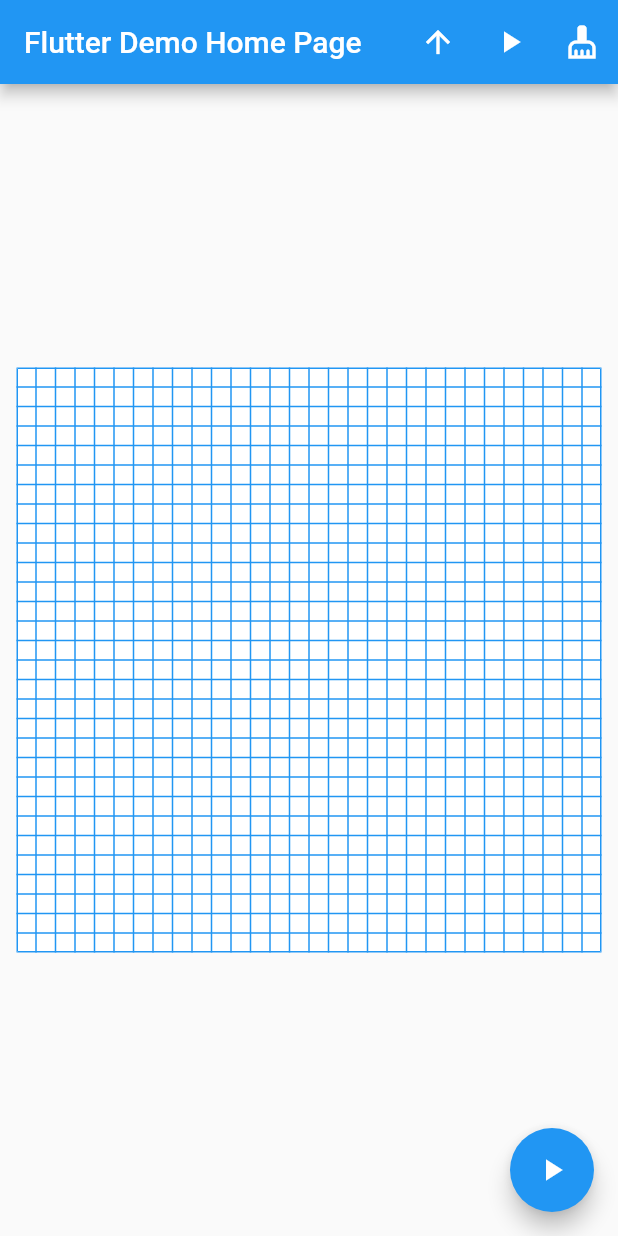
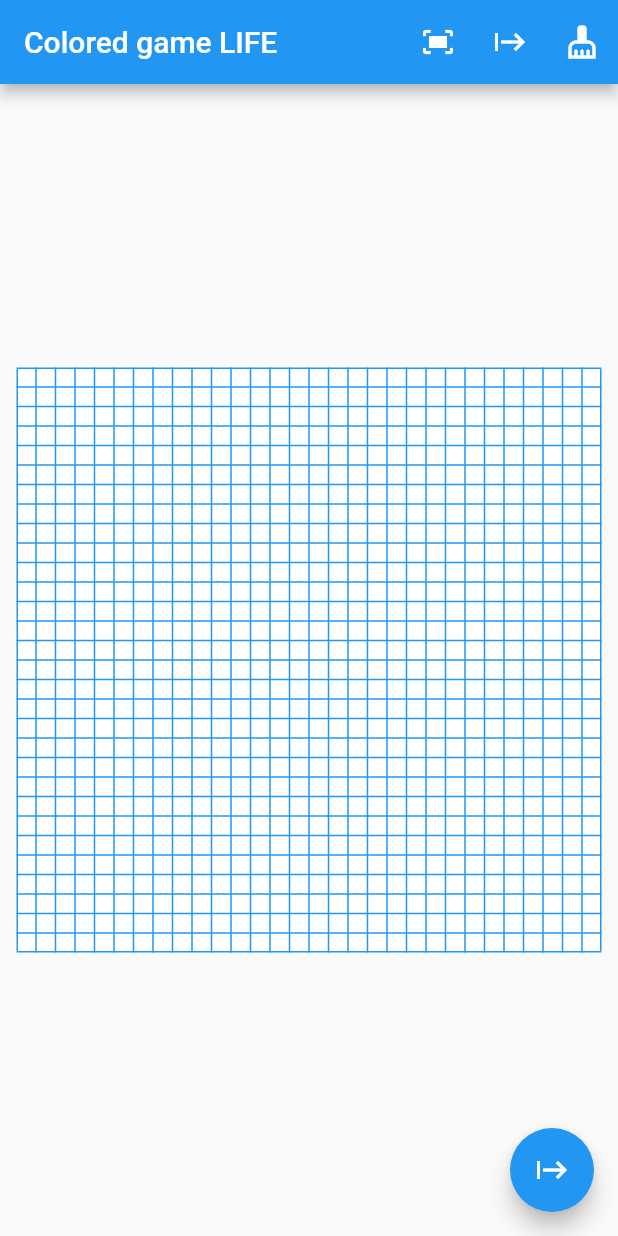
Before and after one commit to Anton4245/ColoredLifeGame, a Flutter app: the screen it shows after launch, on a phone screen of 412 x 824 dp. Run offline on Flutter 3.47's test engine with Material 2 defaults, Android fonts, the phone set to English and light mode, and no system bars.

Commit message:
better view

```diff
--- a/lib/main.dart
+++ b/lib/main.dart
@@ -21,7 +21,7 @@ class MyApp extends StatelessWidget {
         primarySwatch: Colors.blue,
       ),
       home: MyHomePage(
-        title: 'Flutter Demo Home Page',
+        title: 'Colored game LIFE',
         key: GlobalKey<State>(),
       ),
     );
--- a/lib/screens/home_page.dart
+++ b/lib/screens/home_page.dart
@@ -1,5 +1,4 @@
-import 'dart:ffi';
-
+import 'package:flutter/cupertino.dart';
 import 'package:flutter/material.dart';
 import 'package:life_colored/consts.dart';
 import 'package:life_colored/models/global_model.dart';
@@ -22,19 +21,14 @@ class MyHomePageState extends State<MyHomePage> {
     setState(() {});
   }
 
-  void _gameRestart() {
-    GlobalModel.instance.gameRestart(widget.key);
-    setState(() {});
-  }
-
-  void _gameStop() {
+  void _gamePause() {
     GlobalModel.instance.gameStop();
     setState(() {});
   }
 
   void _gameCleanField() {
     setState(() {
-      GlobalModel.instance.cleanArrays();
+      GlobalModel.instance.gameCleanField();
     });
   }
 
@@ -56,10 +50,13 @@ class MyHomePageState extends State<MyHomePage> {
           IconButton(
               onPressed: changeKoef,
               icon: Icon(GlobalModel.instance.koef == 1
-                  ? Icons.arrow_upward
-                  : Icons.arrow_downward)),
+                  ? Icons.fit_screen
+                  : Icons.backspace)),
           IconButton(
-              onPressed: _gameRestart, icon: const Icon(Icons.play_arrow)),
+              onPressed: _gameStart,
+              icon: GlobalModel.instance.gameStatus == GameStatus.gameStarted
+                  ? const Icon(Icons.play_arrow)
+                  : const Icon(Icons.start)),
           IconButton(
               onPressed: _gameCleanField,
               icon: const Icon(Icons.cleaning_services))
@@ -68,17 +65,46 @@ class MyHomePageState extends State<MyHomePage> {
       body: Center(
         child: gameTable,
       ),
-      floatingActionButton: FloatingActionButton(
-        onPressed: GlobalModel.instance.gamePaused
-            ? (GlobalModel.instance.gameFinished ? _gameCleanField : _gameStart)
-            : _gameStop,
-        tooltip: GlobalModel.instance.gamePaused ? 'Start' : 'Stop',
-        child: GlobalModel.instance.gamePaused
-            ? (GlobalModel.instance.gameFinished
-                ? Icon(Icons.cleaning_services)
-                : Icon(Icons.play_arrow))
-            : Icon(Icons.stop),
-      ),
+      floatingActionButton: FABWithCondition(),
     );
   }
+
+  FloatingActionButton FABWithCondition() {
+    if (!GlobalModel.instance.gamePaused) {
+      return FloatingActionButton(
+        onPressed: _gamePause,
+        tooltip: 'Pause',
+        child: const Icon(Icons.stop),
+      );
+    }
+
+    //game not paused initialState -> gameStarted - gameFinished
+
+    switch (GlobalModel.instance.gameStatus) {
+      case GameStatus.gameFinished:
+        return FloatingActionButton(
+            onPressed: _gameCleanField,
+            tooltip: 'Clean',
+            child: const Icon(Icons.cleaning_services));
+
+      case GameStatus.initialState:
+        return FloatingActionButton(
+          onPressed: _gameStart,
+          tooltip: 'Start',
+          child: const Icon(Icons.start),
+        );
+
+      case GameStatus.gameStarted:
+        return FloatingActionButton(
+          onPressed: _gameStart,
+          tooltip: 'Continue',
+          child: const Icon(Icons.play_arrow),
+        );
+
+      default:
+        return FloatingActionButton(
+          onPressed: () {},
+        );
+    }
+  }
 }
```
Also changed, not shown: lib/models/global_model.dart (+20 -23 lines).
